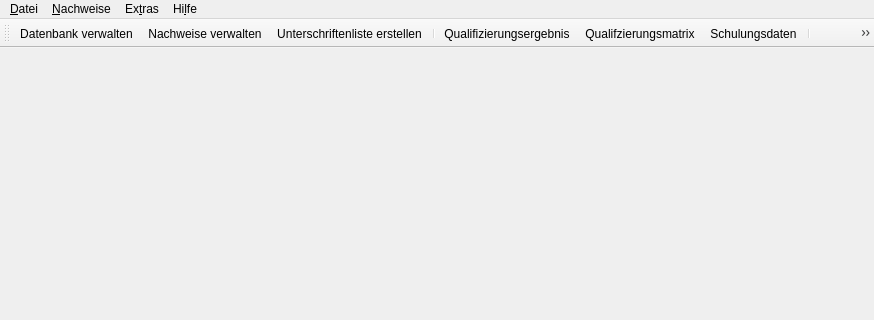
This is ui/qmmainwindow.ui in Christian-Kr/QualificationMatrix as Qt 5 draws it before an edit; both pictures show x 0 to 874 and y 0 to 320 of the 874 by 639 pixel window. The edited form follows.
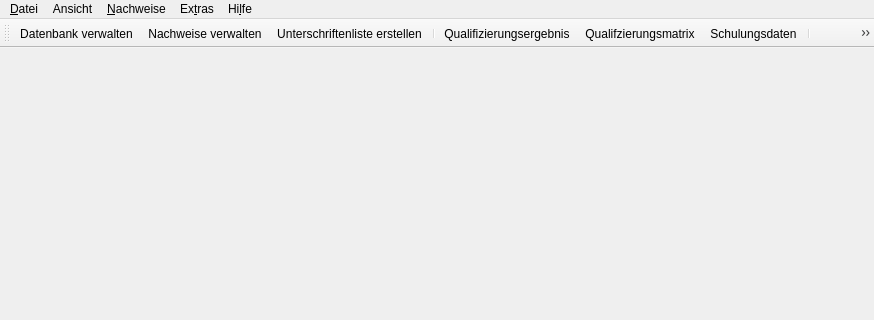
This is the edited form. Icons and pictures are not drawn. Custom widgets are drawn as their Qt base class.

Commit message: Add view menu

```diff
--- a/ui/qmmainwindow.ui
+++ b/ui/qmmainwindow.ui
@@ -58,7 +58,7 @@
      <x>0</x>
      <y>0</y>
      <width>874</width>
-     <height>24</height>
+     <height>23</height>
     </rect>
    </property>
    <widget class="QMenu" name="menu_Datei">
@@ -92,7 +92,20 @@
     <addaction name="actManageCertificate"/>
     <addaction name="actCreateSigningList"/>
    </widget>
+   <widget class="QMenu" name="menuAnsicht">
+    <property name="title">
+     <string>Ansicht</string>
+    </property>
+    <widget class="QMenu" name="menuSymbolleiste">
+     <property name="title">
+      <string>Symbolleiste</string>
+     </property>
+     <addaction name="actShowText"/>
+    </widget>
+    <addaction name="menuSymbolleiste"/>
+   </widget>
    <addaction name="menu_Datei"/>
+   <addaction name="menuAnsicht"/>
    <addaction name="menuNachweise"/>
    <addaction name="menuExtras"/>
    <addaction name="menuHilfe"/>
```
Left out of the diff: 8 changed lines with no effect on the pictures.
